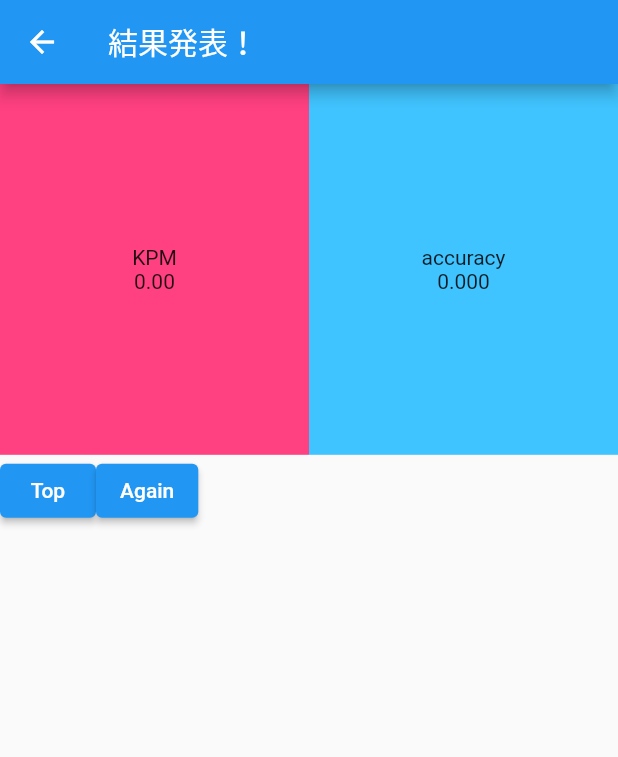
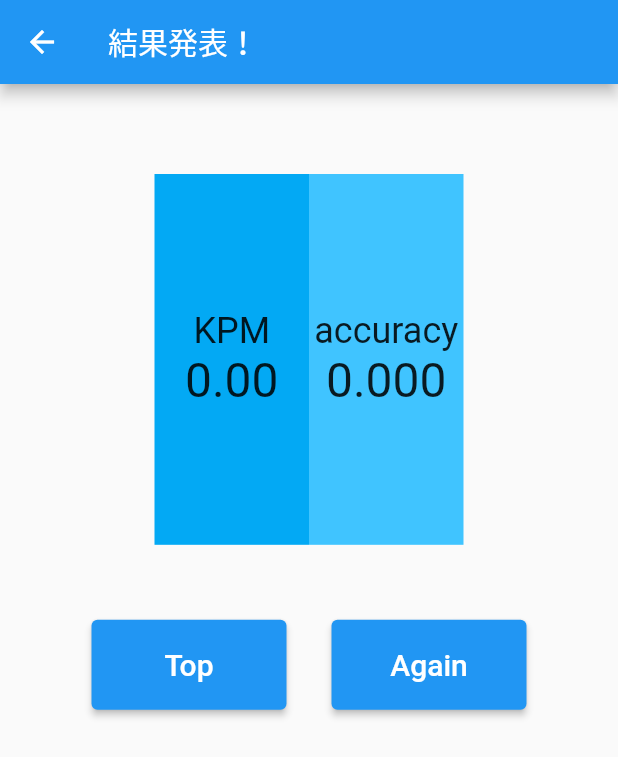
Before and after one commit to Ryo722/Typing_App, a Flutter app: the ResultPage screen opened directly with empty values, on a phone screen of 412 x 824 dp. Shown: the top 757 px of the screen. Run offline on Flutter 3.47's test engine with Material 2 defaults, Android fonts, the phone set to English and light mode, and no system bars; missing offline and left inert: layout_practice.

Commit message:
レイアウト調整

```diff
--- a/lib/typing_result.dart
+++ b/lib/typing_result.dart
@@ -1,6 +1,6 @@
 import 'package:flutter/material.dart';
 //import 'package:layout_practice/pagination.dart';
-import 'package:typing_app/top.dart';
+import 'package:layout_practice/top.dart';
 
 class ResultPage extends StatelessWidget {
   ResultPage(this.speed, this.accuracy);
@@ -16,54 +16,100 @@ class ResultPage extends StatelessWidget {
       body: Center(
         child: Column(
           children: <Widget>[
+            SizedBox(
+              child: Container(
+                height: 60,
+              ),
+            ),
             Row(
+              mainAxisAlignment: MainAxisAlignment.center,
               children: <Widget>[
                 //result speed
                 Container(
-                  width: MediaQuery.of(context).size.width / 2,
+                  width: MediaQuery.of(context).size.width / 4,
                   height: MediaQuery.of(context).size.height * (30 / 100),
-                  color: Colors.pinkAccent,
+                  color: Colors.lightBlue,
                   child: Column(
                     mainAxisAlignment: MainAxisAlignment.center,
                     children: <Widget>[
-                      Container(child: Text('KPM', textAlign: TextAlign.center)),
-                      Container(child: Text(speed.toStringAsFixed(2))),
+                      Container(
+                          width: 300,
+                          child: Text(
+                          'KPM',
+                          textAlign: TextAlign.center,
+                          style: TextStyle(fontSize: 24),
+                      )),
+                      Container(child: Text(
+                          speed.toStringAsFixed(2),
+                          style: TextStyle(fontSize: 32),
+                      )),
                     ],
                   ),
                 ),
                 //result accuracy
                 Container(
-                  width: MediaQuery.of(context).size.width / 2,
+                  width: MediaQuery.of(context).size.width / 4,
                   height: MediaQuery.of(context).size.height * (30 / 100),
                   color: Colors.lightBlueAccent,
                   child: Column(
                     mainAxisAlignment: MainAxisAlignment.center,
                     children: <Widget>[
-                      Container(child: Text('accuracy', textAlign: TextAlign.center)),
-                      Container(child: Text(accuracy.toStringAsFixed(3))),
+                      Container(
+                          child: Text(
+                          'accuracy',
+                          textAlign: TextAlign.center,
+                          style: TextStyle(fontSize: 24),
+                      )),
+                      Container(child: Text(
+                          accuracy.toStringAsFixed(3),
+                          style: TextStyle(fontSize: 32),
+                      )),
                     ],
                   ),
                 ),
               ],
             ),
+            SizedBox(
+              child: Container(
+                height: 50,
+              ),
+            ),
             Row(
+              mainAxisAlignment: MainAxisAlignment.center,
               children: <Widget>[
                 //again button
-                ElevatedButton(
+                SizedBox(
+                  width: 130,
+                  height: 60,
+                  child: ElevatedButton(
                     onPressed: () {
                       Navigator.push(
                         context,
                         MaterialPageRoute(builder: (context) => Top()),
                       );
                     },
-                  child: const Text('Top'),
+                    child: const Text('Top',
+                      style: TextStyle(fontSize: 20),
+                    ),
+                  ),
+                ),
+                SizedBox(
+                  child: Container(
+                    width: 30,
+                  ),
                 ),
                 //top button
-                ElevatedButton(
+                SizedBox(
+                  width: 130,
+                  height: 60,
+                  child: ElevatedButton(
                     onPressed: () {
                       Navigator.of(context).pop(true);
                     },
-                  child: const Text('Again'),
+                    child: const Text('Again',
+                      style: TextStyle(fontSize: 20),
+                    ),
+                  ),
                 ),
               ],
             ),
```
Lines whose indentation alone changed are shown as unchanged.
